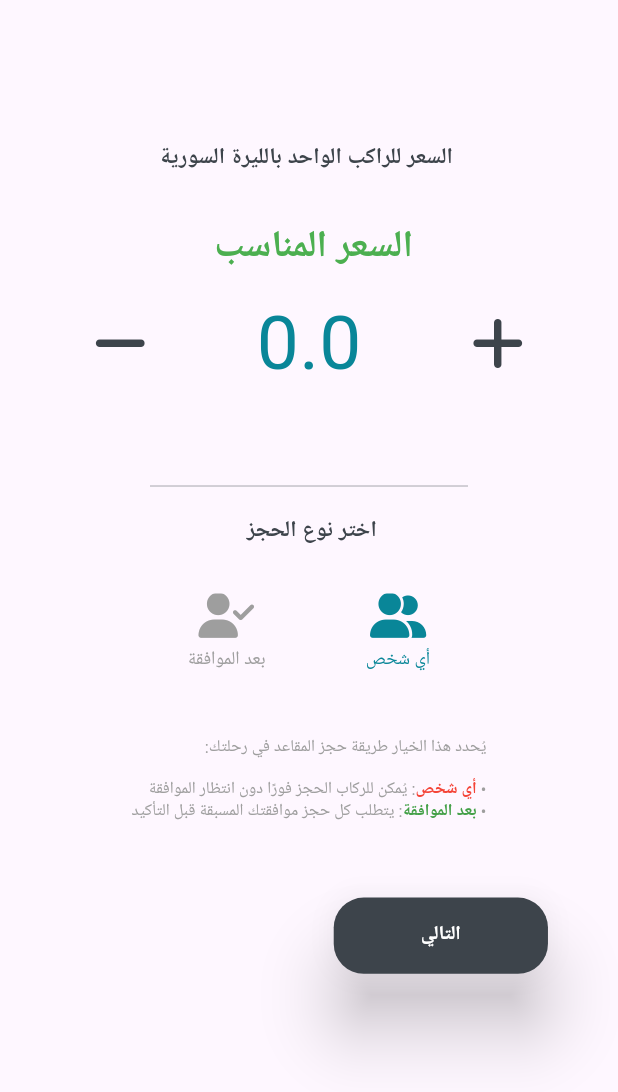
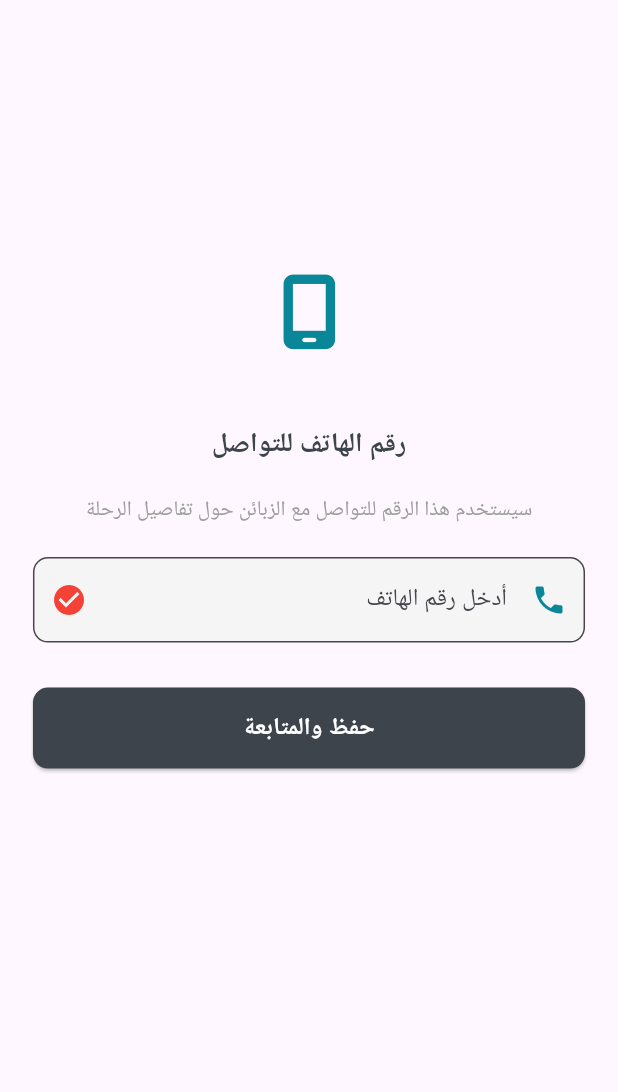
Before and after one commit to Salah-Al-Tenawi/dash_board, a Flutter app: the TripSelectPriceAndBookingType screen opened directly with empty values, after a tap on "التالي", on a phone screen of 412 x 824 dp. Shown: the top 1092 px of the screen. Run offline on Flutter 3.47's test engine with Material 3 defaults, Android fonts, the phone set to English and light mode, and no system bars; our stand-ins replace bloc, dartz, dio, equatable, flutter_bloc, flutter_map and 10 more; accounts and stored records are empty.

Commit message:
trip add number phone screen done

```diff
--- a/lib/core/route/route_app.dart
+++ b/lib/core/route/route_app.dart
@@ -14,6 +14,7 @@ import 'package:sharecars/features/profiles/data/repo/profile_repo_im.dart';
 import 'package:sharecars/features/profiles/presantaion/manger/profile_cubit/profile_cubit.dart';
 import 'package:sharecars/features/profiles/presantaion/view/profile.dart';
 import 'package:sharecars/features/splash_view/presentaion/view/splash_view.dart';
+import 'package:sharecars/features/trip_create/presantion/view/trip_add_number_phone.dart';
 import 'package:sharecars/features/trip_create/presantion/view/trip_select_date_and_seats.dart';
 import 'package:sharecars/features/trip_create/presantion/view/trip_select_price_and_booking_type.dart';
 import 'package:sharecars/features/trip_create/presantion/view/trip_select_source_and_dist_on_map.dart';
@@ -48,7 +49,8 @@ List<GetPage<dynamic>> appRoute = [
             child: const Profile(),
           )),
 
-  // trips
+  // trips create
+  // Todo add bloc provider
 
   GetPage(
       name: RouteName.tripSelectSourceAndDistOnMap,
@@ -64,6 +66,10 @@ List<GetPage<dynamic>> appRoute = [
       page: () => const TripSelectPriceAndBookingType()),
 
 
+  GetPage(
+      name: RouteName.tripAddNumberPhone,
+      page: () => const TripAddNumberPhone()),
+
 
 
 
--- a/lib/core/route/route_name.dart
+++ b/lib/core/route/route_name.dart
@@ -1,3 +1,5 @@
+import 'package:sharecars/features/trip_create/presantion/view/trip_add_number_phone.dart';
+
 class RouteName {
   static const test = "/test";
   static const splashView = "/splashView";
@@ -8,10 +10,10 @@ class RouteName {
 
   static const updateprofile = "/updateprofile";
   static const home = "/home";
-  //trip
+  //trip  create
   static const tripSelectSourceAndDistOnMap = "/TripSelectSourceAndDistOnMap";
 
   static const tripSelectDateAndSeats = "/tripSelectDateAndSeats";
   static const tripSelectPriceAndBookingType = "/tripSelectPriceAndBookingType";
-
+  static const tripAddNumberPhone = "/tripAddNumberPhone";
 }
--- a/lib/core/them/text_app.dart
+++ b/lib/core/them/text_style_app.dart
@@ -46,3 +46,14 @@ const TextStyle font20normalsky =
 
 const TextStyle font25boldgreen =
     TextStyle(color: Colors.green, fontWeight: FontWeight.bold, fontSize: 25);
+
+const font18boldramdi = TextStyle(
+  fontSize: 18,
+  fontWeight: FontWeight.bold,
+  color: MyColors.newramadi,
+);
+
+const font13normaldgrey = TextStyle(
+  fontSize: 14,
+  color: Colors.grey,
+);
--- a/lib/features/auth/presentation/view/widget/buttons_login.dart
+++ b/lib/features/auth/presentation/view/widget/buttons_login.dart
@@ -6,7 +6,7 @@ import 'package:lottie/lottie.dart';
 import 'package:sharecars/core/constant/imagesUrl.dart';
 import 'package:sharecars/core/route/route_name.dart';
 import 'package:sharecars/core/them/my_colors.dart';
-import 'package:sharecars/core/them/text_app.dart';
+import 'package:sharecars/core/them/text_style_app.dart';
 import 'package:sharecars/core/utils/functions/show_my_snackbar.dart';
 import 'package:sharecars/core/utils/widgets/my_button.dart';
 import 'package:sharecars/features/auth/presentation/manger/login_cubit/login_cubit.dart';
--- a/lib/features/auth/presentation/view/widget/text_fileds_login.dart
+++ b/lib/features/auth/presentation/view/widget/text_fileds_login.dart
@@ -2,7 +2,7 @@ import 'package:flutter/material.dart';
 import 'package:flutter_bloc/flutter_bloc.dart';
 import 'package:flutter_screenutil/flutter_screenutil.dart';
 import 'package:sharecars/core/them/my_colors.dart';
-import 'package:sharecars/core/them/text_app.dart';
+import 'package:sharecars/core/them/text_style_app.dart';
 import 'package:sharecars/core/utils/functions/input_valid.dart';
 import 'package:sharecars/core/utils/widgets/custom_text_form.dart';
 import 'package:sharecars/core/utils/widgets/my_button.dart';
--- a/lib/features/profiles/presantaion/view/widget/profile_Car_ifno.dart
+++ b/lib/features/profiles/presantaion/view/widget/profile_Car_ifno.dart
@@ -2,7 +2,7 @@ import 'package:flutter/material.dart';
 import 'package:flutter_bloc/flutter_bloc.dart';
 import 'package:sharecars/core/constant/imagesUrl.dart';
 import 'package:sharecars/core/them/my_colors.dart';
-import 'package:sharecars/core/them/text_app.dart';
+import 'package:sharecars/core/them/text_style_app.dart';
 import 'package:sharecars/features/profiles/data/model/enum/profile_mode.dart';
 import 'package:sharecars/core/utils/functions/show_image.dart';
 import 'package:sharecars/core/utils/widgets/cutom_list_tile.dart';
--- a/lib/features/profiles/presantaion/view/widget/profile_body.dart
+++ b/lib/features/profiles/presantaion/view/widget/profile_body.dart
@@ -1,7 +1,7 @@
 import 'package:flutter/material.dart';
 import 'package:flutter_bloc/flutter_bloc.dart';
 import 'package:flutter_screenutil/flutter_screenutil.dart';
-import 'package:sharecars/core/them/text_app.dart';
+import 'package:sharecars/core/them/text_style_app.dart';
 import 'package:sharecars/features/profiles/data/model/enum/profile_mode.dart';
 import 'package:sharecars/features/profiles/domain/entity/profile_entity.dart';
 import 'package:sharecars/features/profiles/presantaion/manger/profile_cubit/profile_cubit.dart';
--- a/lib/features/profiles/presantaion/view/widget/profile_comments.dart
+++ b/lib/features/profiles/presantaion/view/widget/profile_comments.dart
@@ -5,7 +5,7 @@ import 'package:get/get_navigation/get_navigation.dart';
 import 'package:sharecars/core/constant/imagesUrl.dart';
 import 'package:sharecars/core/route/route_name.dart';
 import 'package:sharecars/core/them/my_colors.dart';
-import 'package:sharecars/core/them/text_app.dart';
+import 'package:sharecars/core/them/text_style_app.dart';
 import 'package:sharecars/core/utils/widgets/my_button.dart';
 import 'package:sharecars/features/profiles/domain/entity/comment_entity.dart';
 
--- a/lib/features/profiles/presantaion/view/widget/profile_edit_info_car.dart
+++ b/lib/features/profiles/presantaion/view/widget/profile_edit_info_car.dart
@@ -2,7 +2,7 @@ import 'package:flutter/material.dart';
 import 'package:image_picker/image_picker.dart';
 import 'package:sharecars/core/constant/imagesUrl.dart';
 import 'package:sharecars/core/them/my_colors.dart';
-import 'package:sharecars/core/them/text_app.dart';
+import 'package:sharecars/core/them/text_style_app.dart';
 import 'package:sharecars/core/utils/widgets/cutom_list_tile.dart';
 import 'package:sharecars/core/utils/widgets/my_button.dart';
 import 'package:sharecars/features/profiles/domain/entity/car_entity.dart';
--- a/lib/features/profiles/presantaion/view/widget/profile_hintline.dart
+++ b/lib/features/profiles/presantaion/view/widget/profile_hintline.dart
@@ -2,7 +2,7 @@ import 'package:flutter/material.dart';
 import 'package:flutter_bloc/flutter_bloc.dart';
 import 'package:flutter_screenutil/flutter_screenutil.dart';
 import 'package:sharecars/core/them/my_colors.dart';
-import 'package:sharecars/core/them/text_app.dart';
+import 'package:sharecars/core/them/text_style_app.dart';
 import 'package:sharecars/features/profiles/data/model/enum/profile_mode.dart';
 import 'package:sharecars/core/utils/functions/input_valid.dart';
 import 'package:sharecars/core/utils/widgets/custom_text_form.dart';
--- a/lib/features/profiles/presantaion/view/widget/profile_rating.dart
+++ b/lib/features/profiles/presantaion/view/widget/profile_rating.dart
@@ -1,6 +1,6 @@
 import 'package:flutter/material.dart';
 import 'package:flutter_rating_bar/flutter_rating_bar.dart';
-import 'package:sharecars/core/them/text_app.dart';
+import 'package:sharecars/core/them/text_style_app.dart';
 
 class ProfileRating extends StatelessWidget {
   final int reviewsCount;
--- /dev/null
+++ b/lib/features/trip_create/presantion/view/trip_add_number_phone.dart
@@ -0,0 +1,125 @@
+import 'package:flutter/material.dart';
+import 'package:flutter_screenutil/flutter_screenutil.dart';
+import 'package:font_awesome_flutter/font_awesome_flutter.dart';
+import 'package:get/get.dart';
+import 'package:sharecars/core/them/my_colors.dart';
+import 'package:sharecars/core/them/text_style_app.dart';
+import 'package:sharecars/core/utils/functions/input_valid.dart';
+import 'package:sharecars/features/trip_create/data/model/trip_from.dart';
+
+class TripAddNumberPhone extends StatefulWidget {
+  const TripAddNumberPhone({super.key});
+
+  @override
+  State<TripAddNumberPhone> createState() => _TripAddNumberPhoneState();
+}
+
+class _TripAddNumberPhoneState extends State<TripAddNumberPhone> {
+  final TextEditingController _phoneController = TextEditingController();
+  late TripFrom tripFrom;
+  final GlobalKey<FormState> _formKey = GlobalKey<FormState>();
+  bool _isValid = false;
+
+  @override
+  void initState() {
+    super.initState();
+    tripFrom = Get.arguments as TripFrom;
+  }
+
+  @override
+  Widget build(BuildContext context) {
+    return Scaffold(
+      body: Padding(
+        padding: EdgeInsets.only(top: 180.h, left: 20.w, right: 20.w),
+        child: SingleChildScrollView(
+          child: Form(
+            key: _formKey,
+            child: SizedBox(
+              width: double.infinity,
+              child: Column(
+                crossAxisAlignment: CrossAxisAlignment.center,
+                children: [
+                  const FaIcon(
+                    FontAwesomeIcons.mobileScreen,
+                    size: 50,
+                    color: MyColors.newrskey,
+                  ),
+                  SizedBox(
+                    height: 50.h,
+                  ),
+                  const Text(
+                    "رقم الهاتف للتواصل",
+                    style: font18boldramdi,
+                  ),
+                  const SizedBox(height: 20),
+                  const Text(
+                      "سيستخدم هذا الرقم للتواصل مع الزبائن حول تفاصيل الرحلة",
+                      style: font13normaldgrey),
+                  const SizedBox(height: 20),
+                  TextFormField(
+                      controller: _phoneController,
+                      keyboardType: TextInputType.phone,
+                      decoration: InputDecoration(
+                        labelText: "أدخل رقم الهاتف",
+                        suffixIcon: _isValid
+                            ? const Icon(
+                                Icons.check_circle,
+                                color: MyColors.newramadi,
+                              )
+                            : const Icon(
+                                Icons.check_circle,
+                                color: Colors.red,
+                              ),
+                        prefixIcon:
+                            const Icon(Icons.phone, color: MyColors.newrskey),
+                        border: OutlineInputBorder(
+                          borderRadius: BorderRadius.circular(10),
+                        ),
+                        filled: true,
+                        fillColor: Colors.grey[100],
+                        hintText: "مثال: 0988626577",
+                      ),
+                      validator: (value) =>
+                          inputvaild(value!, "nubmerphone", 10, 10)),
+                  const SizedBox(height: 30),
+                  SizedBox(
+                    width: double.infinity,
+                    child: ElevatedButton(
+                      style: ElevatedButton.styleFrom(
+                        backgroundColor: MyColors.newramadi,
+                        padding: const EdgeInsets.symmetric(vertical: 15),
+                        shape: RoundedRectangleBorder(
+                          borderRadius: BorderRadius.circular(10),
+                        ),
+                      ),
+                      onPressed: () {
+                        if (_formKey.currentState!.validate()) {
+                          tripFrom.numberPhone = _phoneController.text;
+                          setState(() {
+                            _isValid = true;
+                          });
+                        } else {
+                          setState(() {
+                            _isValid = false;
+                          });
+                        }
+                      },
+                      child: const Text(
+                        "حفظ والمتابعة",
+                        style: TextStyle(
+                          fontSize: 16,
+                          fontWeight: FontWeight.bold,
+                          color: Colors.white,
+                        ),
+                      ),
+                    ),
+                  ),
+                ],
+              ),
+            ),
+          ),
+        ),
+      ),
+    );
+  }
+}
--- a/lib/features/trip_create/presantion/view/trip_select_date_and_seats.dart
+++ b/lib/features/trip_create/presantion/view/trip_select_date_and_seats.dart
@@ -6,7 +6,7 @@ import 'package:get/get_navigation/get_navigation.dart';
 import 'package:intl/intl.dart';
 import 'package:sharecars/core/route/route_name.dart';
 import 'package:sharecars/core/them/my_colors.dart';
-import 'package:sharecars/core/them/text_app.dart';
+import 'package:sharecars/core/them/text_style_app.dart';
 import 'package:sharecars/core/utils/widgets/date_picker.dart';
 import 'package:sharecars/core/utils/widgets/my_button.dart';
 import 'package:sharecars/features/trip_create/data/model/trip_from.dart';
@@ -17,10 +17,10 @@ class TripSelectDateAndSeats extends StatefulWidget {
   const TripSelectDateAndSeats({super.key});
 
   @override
-  State<TripSelectDateAndSeats> createState() =>  TripSelectAndSeatsState();
+  State<TripSelectDateAndSeats> createState() => TripSelectAndSeatsState();
 }
 
-class  TripSelectAndSeatsState extends State<TripSelectDateAndSeats> {
+class TripSelectAndSeatsState extends State<TripSelectDateAndSeats> {
   late final TripFrom tripFrom;
   String? formattedDate;
   String? formattedTime;
@@ -28,8 +28,7 @@ class  TripSelectAndSeatsState extends State<TripSelectDateAndSeats> {
   @override
   void initState() {
     super.initState();
-    // tripFrom = Get.arguments;
-    tripFrom = TripFrom();
+    tripFrom = Get.arguments;
   }
 
   Future<void> _selectDatetime(BuildContext context) async {
@@ -88,7 +87,8 @@ class  TripSelectAndSeatsState extends State<TripSelectDateAndSeats> {
               padding: EdgeInsetsGeometry.only(left: 160.w),
               child: MyButton(
                 onPressed: () {
-                  Get.toNamed(RouteName.tripSelectPriceAndBookingType, arguments: tripFrom);
+                  Get.toNamed(RouteName.tripSelectPriceAndBookingType,
+                      arguments: tripFrom);
                 },
                 color: MyColors.newramadi,
                 width: 130.w,
--- a/lib/features/trip_create/presantion/view/trip_select_price_and_booking_type.dart
+++ b/lib/features/trip_create/presantion/view/trip_select_price_and_booking_type.dart
@@ -6,7 +6,7 @@ import 'package:get/get_navigation/src/extension_navigation.dart';
 import 'package:sharecars/core/constant/const_text.dart';
 import 'package:sharecars/core/route/route_name.dart';
 import 'package:sharecars/core/them/my_colors.dart';
-import 'package:sharecars/core/them/text_app.dart';
+import 'package:sharecars/core/them/text_style_app.dart';
 import 'package:sharecars/core/utils/widgets/my_button.dart';
 import 'package:sharecars/features/trip_create/data/model/trip_from.dart';
 import 'package:sharecars/features/trip_create/presantion/view/widget/trip_select_booking_type.dart';
@@ -70,7 +70,7 @@ class _TripSelectPriceAndBookingTypeState
                 padding: EdgeInsetsGeometry.only(left: 160.w),
                 child: MyButton(
                   onPressed: () {
-                    // Get.toNamed(RouteName.tripSelectPriceAndBookingType, arguments: tripFrom);
+                    Get.toNamed(RouteName.tripAddNumberPhone, arguments: tripFrom);
                   },
                   color: MyColors.newramadi,
                   width: 130.w,
--- a/lib/features/trip_create/presantion/view/trip_select_source_and_dist_on_map.dart
+++ b/lib/features/trip_create/presantion/view/trip_select_source_and_dist_on_map.dart
@@ -4,7 +4,7 @@ import 'package:font_awesome_flutter/font_awesome_flutter.dart';
 import 'package:get/get.dart';
 import 'package:sharecars/core/route/route_name.dart';
 import 'package:sharecars/core/them/my_colors.dart';
-import 'package:sharecars/core/them/text_app.dart';
+import 'package:sharecars/core/them/text_style_app.dart';
 import 'package:sharecars/core/utils/widgets/my_button.dart';
 import 'package:sharecars/features/trip_create/data/model/trip_from.dart';
 
--- a/lib/features/trip_create/presantion/view/widget/trip_date_show.dart
+++ b/lib/features/trip_create/presantion/view/widget/trip_date_show.dart
@@ -3,7 +3,7 @@ import 'package:flutter/material.dart';
 import 'package:flutter_screenutil/flutter_screenutil.dart';
 import 'package:font_awesome_flutter/font_awesome_flutter.dart';
 import 'package:sharecars/core/them/my_colors.dart';
-import 'package:sharecars/core/them/text_app.dart';
+import 'package:sharecars/core/them/text_style_app.dart';
 
 class TripDateShow extends StatelessWidget {
   final String ?day;
--- a/lib/features/trip_create/presantion/view/widget/trip_select_price.dart
+++ b/lib/features/trip_create/presantion/view/widget/trip_select_price.dart
@@ -4,7 +4,7 @@ import 'package:flutter_screenutil/flutter_screenutil.dart';
 import 'package:font_awesome_flutter/font_awesome_flutter.dart';
 
 import 'package:sharecars/core/them/my_colors.dart';
-import 'package:sharecars/core/them/text_app.dart';
+import 'package:sharecars/core/them/text_style_app.dart';
 import 'package:sharecars/features/trip_create/data/model/trip_from.dart';
 
 class TripSelectPrice extends StatelessWidget {
--- a/lib/features/trip_create/presantion/view/widget/trip_select_seats.dart
+++ b/lib/features/trip_create/presantion/view/widget/trip_select_seats.dart
@@ -4,7 +4,7 @@ import 'package:flutter_screenutil/flutter_screenutil.dart';
 import 'package:font_awesome_flutter/font_awesome_flutter.dart';
 
 import 'package:sharecars/core/them/my_colors.dart';
-import 'package:sharecars/core/them/text_app.dart';
+import 'package:sharecars/core/them/text_style_app.dart';
 import 'package:sharecars/features/trip_create/data/model/trip_from.dart';
 
 class TripSelectSeats extends StatelessWidget {
--- a/lib/features/trip_create/presantion/view/widget/trip_text_note.dart
+++ b/lib/features/trip_create/presantion/view/widget/trip_text_note.dart
@@ -1,6 +1,6 @@
 import 'package:flutter/material.dart';
 import 'package:flutter_screenutil/flutter_screenutil.dart';
-import 'package:sharecars/core/them/text_app.dart';
+import 'package:sharecars/core/them/text_style_app.dart';
 
 class TripTextNote extends StatelessWidget {
   const TripTextNote({super.key});
--- a/lib/main.dart
+++ b/lib/main.dart
@@ -11,7 +11,6 @@ import 'package:sharecars/core/them/them_app.dart';
 
 void main() async {
   WidgetsFlutterBinding.ensureInitialized();
-
   Bloc.observer = MyBlocObserver();
   locatorService();
   await HiveService.init();
@@ -28,7 +27,7 @@ class ShareCars extends StatelessWidget {
       minTextAdapt: true,
       child: GetMaterialApp(
         title: "state mangment with cubit and navigation by getx",
-        initialRoute: RouteName.tripSelectDateAndSeats,
+        initialRoute: RouteName.tripSelectSourceAndDistOnMap,
         getPages: appRoute,
         theme: ThemApp.lightThem,
         debugShowCheckedModeBanner: false,
```
